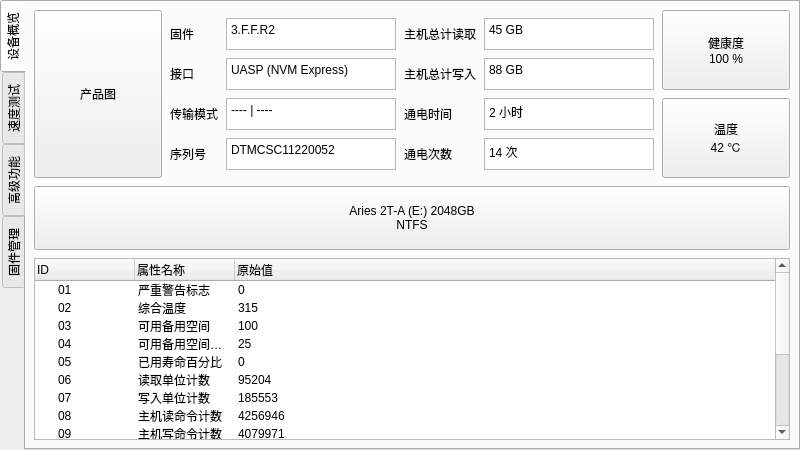
Old version of the form TopmoreKit/TopmoreKitSSDDeviceItem.ui in the repository MouriNaruto/TopmoreKitPrototype.
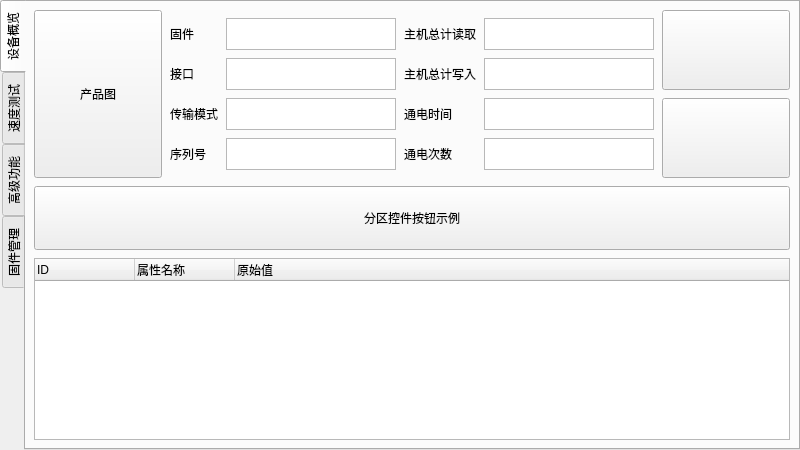
New version of the form.

Commit message: Continue to implement the SSD information UI layout.

Diff of the .ui file:
```diff
--- a/TopmoreKit/TopmoreKitSSDDeviceItem.ui
+++ b/TopmoreKit/TopmoreKitSSDDeviceItem.ui
@@ -190,9 +190,6 @@
              <property name="readOnly">
               <bool>true</bool>
              </property>
-             <property name="plainText">
-              <string>14 次</string>
-             </property>
             </widget>
            </item>
            <item row="2" column="1">
@@ -221,9 +218,6 @@
              <property name="readOnly">
               <bool>true</bool>
              </property>
-             <property name="plainText">
-              <string>---- | ----</string>
-             </property>
             </widget>
            </item>
            <item row="0" column="2">
@@ -290,9 +284,6 @@
              <property name="readOnly">
               <bool>true</bool>
              </property>
-             <property name="plainText">
-              <string>DTMCSC11220052</string>
-             </property>
             </widget>
            </item>
            <item row="1" column="0">
@@ -359,9 +350,6 @@
              <property name="readOnly">
               <bool>true</bool>
              </property>
-             <property name="plainText">
-              <string>88 GB</string>
-             </property>
             </widget>
            </item>
            <item row="2" column="3">
@@ -390,9 +378,6 @@
              <property name="readOnly">
               <bool>true</bool>
              </property>
-             <property name="plainText">
-              <string>2 小时</string>
-             </property>
             </widget>
            </item>
            <item row="0" column="3">
@@ -427,9 +412,6 @@
              <property name="readOnly">
               <bool>true</bool>
              </property>
-             <property name="plainText">
-              <string>45 GB</string>
-             </property>
             </widget>
            </item>
            <item row="1" column="1">
@@ -458,9 +440,6 @@
              <property name="readOnly">
               <bool>true</bool>
              </property>
-             <property name="plainText">
-              <string>UASP (NVM Express)</string>
-             </property>
             </widget>
            </item>
            <item row="0" column="1">
@@ -489,9 +468,6 @@
              <property name="readOnly">
               <bool>true</bool>
              </property>
-             <property name="plainText">
-              <string>3.F.F.R2</string>
-             </property>
             </widget>
            </item>
            <item row="2" column="0">
@@ -552,10 +528,6 @@
                <height>16777215</height>
               </size>
              </property>
-             <property name="text">
-              <string>健康度
-100 %</string>
-             </property>
             </widget>
            </item>
            <item>
@@ -578,10 +550,6 @@
                <height>16777215</height>
               </size>
              </property>
-             <property name="text">
-              <string>温度
-42 ℃</string>
-             </property>
             </widget>
            </item>
           </layout>
@@ -589,24 +557,42 @@
         </layout>
        </item>
        <item>
-        <widget class="QPushButton" name="pushButton_7">
-         <property name="minimumSize">
-          <size>
-           <width>0</width>
-           <height>64</height>
-          </size>
+        <layout class="QHBoxLayout" name="PartitionTableLayout">
+         <property name="spacing">
+          <number>2</number>
          </property>
-         <property name="maximumSize">
-          <size>
-           <width>16777215</width>
-           <height>64</height>
-          </size>
+         <property name="leftMargin">
+          <number>0</number>
          </property>
-         <property name="text">
-          <string>Aries 2T-A (E:) 2048GB
-NTFS</string>
+         <property name="topMargin">
+          <number>0</number>
          </property>
-        </widget>
+         <property name="rightMargin">
+          <number>0</number>
+         </property>
+         <property name="bottomMargin">
+          <number>0</number>
+         </property>
+         <item>
+          <widget class="QPushButton" name="PartitionSamplePushButton">
+           <property name="minimumSize">
+            <size>
+             <width>0</width>
+             <height>64</height>
+            </size>
+           </property>
+           <property name="maximumSize">
+            <size>
+             <width>16777215</width>
+             <height>64</height>
+            </size>
+           </property>
+           <property name="text">
+            <string>分区控件按钮示例</string>
+           </property>
+          </widget>
+         </item>
+        </layout>
        </item>
        <item>
         <widget class="QTreeWidget" name="treeWidget_2">
@@ -625,171 +611,6 @@
            <string>原始值</string>
           </property>
          </column>
-         <item>
-          <property name="text">
-           <string>01</string>
-          </property>
-          <property name="text">
-           <string>严重警告标志</string>
-          </property>
-          <property name="text">
-           <string>0</string>
-          </property>
-         </item>
-         <item>
-          <property name="text">
-           <string>02</string>
-          </property>
-          <property name="text">
-           <string>综合温度</string>
-          </property>
-          <property name="text">
-           <string>315</string>
-          </property>
-         </item>
-         <item>
-          <property name="text">
-           <string>03</string>
-          </property>
-          <property name="text">
-           <string>可用备用空间</string>
-          </property>
-          <property name="text">
-           <string>100</string>
-          </property>
-         </item>
-         <item>
-          <property name="text">
-           <string>04</string>
-          </property>
-          <property name="text">
-           <string>可用备用空间阈值</string>
-          </property>
-          <property name="text">
-           <string>25</string>
-          </property>
-         </item>
-         <item>
-          <property name="text">
-           <string>05</string>
-          </property>
-          <property name="text">
-           <string>已用寿命百分比</string>
-          </property>
-          <property name="text">
-           <string>0</string>
-          </property>
-         </item>
-         <item>
-          <property name="text">
-           <string>06</string>
-          </property>
-          <property name="text">
-           <string>读取单位计数</string>
-          </property>
-          <property name="text">
-           <string>95204</string>
-          </property>
-         </item>
-         <item>
-          <property name="text">
-           <string>07</string>
-          </property>
-          <property name="text">
-           <string>写入单位计数</string>
-          </property>
-          <property name="text">
-           <string>185553</string>
-          </property>
-         </item>
-         <item>
-          <property name="text">
-           <string>08</string>
-          </property>
-          <property name="text">
-           <string>主机读命令计数</string>
-          </property>
-          <property name="text">
-           <string>4256946</string>
-          </property>
-         </item>
-         <item>
-          <property name="text">
-           <string>09</string>
-          </property>
-          <property name="text">
-           <string>主机写命令计数</string>
-          </property>
-          <property name="text">
-           <string>4079971</string>
-          </property>
-         </item>
-         <item>
-          <property name="text">
-           <string>0A</string>
-          </property>
-          <property name="text">
-           <string>控制器忙状态时间</string>
-          </property>
-          <property name="text">
-           <string>0</string>
-          </property>
-         </item>
-         <item>
-          <property name="text">
-           <string>0B</string>
-          </property>
-          <property name="text">
-           <string>启动-关闭循环次数</string>
-          </property>
-          <property name="text">
-           <string>14</string>
-          </property>
-         </item>
-         <item>
-          <property name="text">
-           <string>0C</string>
-          </property>
-          <property name="text">
-           <string>通电时间(小时)</string>
-          </property>
-          <property name="text">
-           <string>2</string>
-          </property>
-         </item>
-         <item>
-          <property name="text">
-           <string>0D</string>
-          </property>
-          <property name="text">
-           <string>不安全关机计数</string>
-          </property>
-          <property name="text">
-           <string>1</string>
-          </property>
-         </item>
-         <item>
-          <property name="text">
-           <string>0E</string>
-          </property>
-          <property name="text">
-           <string>媒体与数据完整性错误计数</string>
-          </property>
-          <property name="text">
-           <string>0</string>
-          </property>
-         </item>
-         <item>
-          <property name="text">
-           <string>0F</string>
-          </property>
-          <property name="text">
-           <string>错误日志项数</string>
-          </property>
-          <property name="text">
-           <string>0</string>
-          </property>
-         </item>
         </widget>
        </item>
       </layout>
```
Left out of the diff: 38 changed lines with no effect on the pictures. The commit also changes 2 other files.
